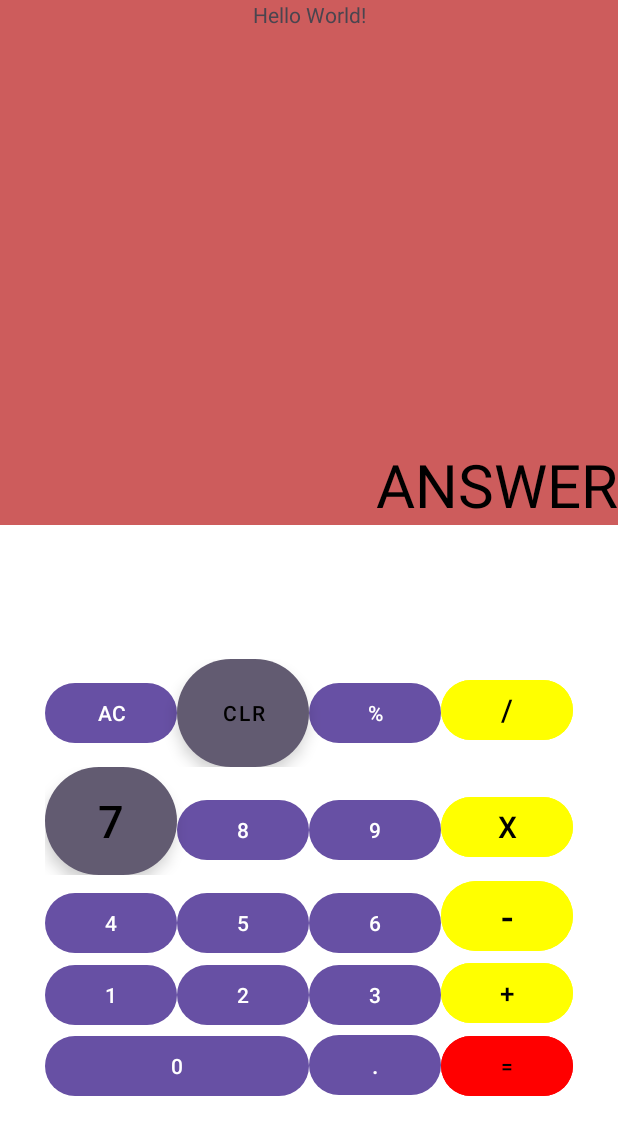
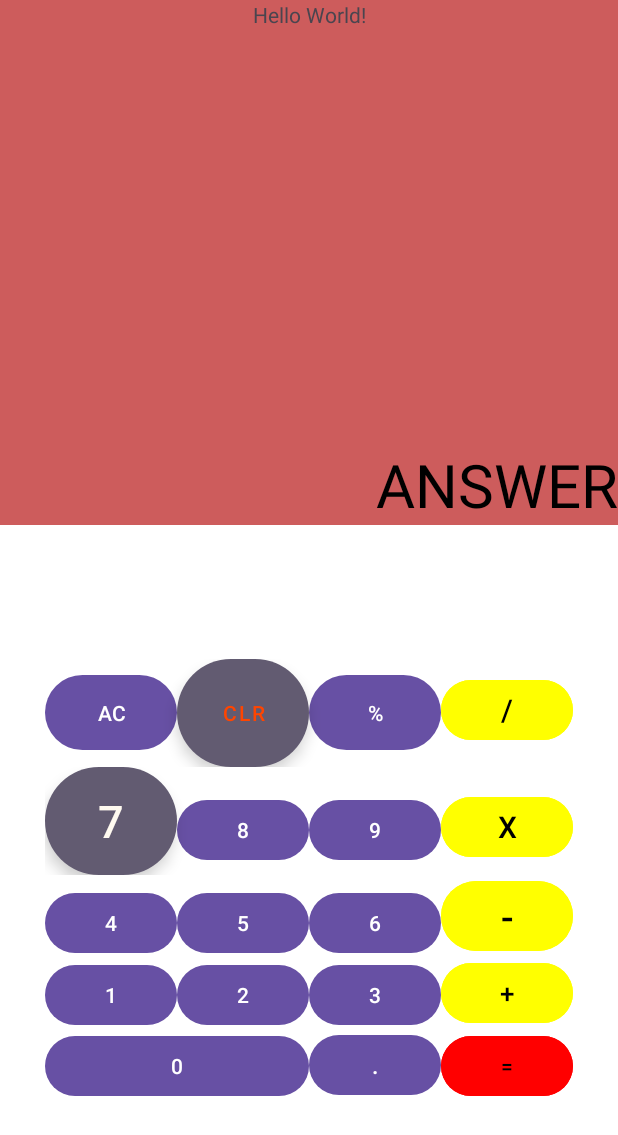
Before and after one commit to divython/calculatorwithkotlin, an Android app: the screen it shows after launch (MainActivity), on a phone screen of 412 x 824 dp. Shown: the top 1135 px of the screen. Run offline under Robolectric (Android 15) with nearby library versions, the phone set to English and light mode, and no system bars.

Commit message:
init commit

```diff
--- /dev/null
+++ b/app/src/main/res/drawable/button_background.xml
@@ -0,0 +1,12 @@
+<?xml version="1.0" encoding="utf-8"?>
+<shape xmlns:android="http://schemas.android.com/apk/res/android">
+
+
+    <solid android:color="@color/orange"/>
+    <size android:width="50dp"/>
+    <size android:height="50dp"/>
+
+    <corners android:radius="90dp"
+        />
+
+</shape>
--- a/app/src/main/res/layout/activity_main.xml
+++ b/app/src/main/res/layout/activity_main.xml
@@ -39,16 +39,14 @@
 
             <TableRow>
                 <Button
-                    android:layout_width="wrap_content"
-                    android:layout_height="wrap_content"
+                    android:background="@drawable/button_background"
 
                     android:text="AC"/>
                 <Button
-                    style="@style/digitbutton"
+                    style="@style/operatorbutton"
                     android:text="Clr"/>
                 <Button
-                    android:layout_width="wrap_content"
-                    android:layout_height="wrap_content"
+                    android:background="@drawable/button_background"
                     android:text="%"/>
                 <Button
                     android:layout_width="wrap_content"
--- a/app/src/main/res/values/themes.xml
+++ b/app/src/main/res/values/themes.xml
@@ -13,7 +13,7 @@
 
     <style name="digitbutton" parent="commonbutton">
 
-        <item name="android:textColor">@color/black</item>
+        <item name="android:textColor">@color/floral_white</item>
 
     </style>
 
@@ -21,6 +21,6 @@
         <item name="android:layout_width">72dp</item>
         <item name="android:layout_height">72dp</item>
         <item name="cornerRadius">40dp</item>
-        <item name="background">@color/white</item>
+        <item name="background">@color/forest_green</item>
     </style>
 </resources>
```
